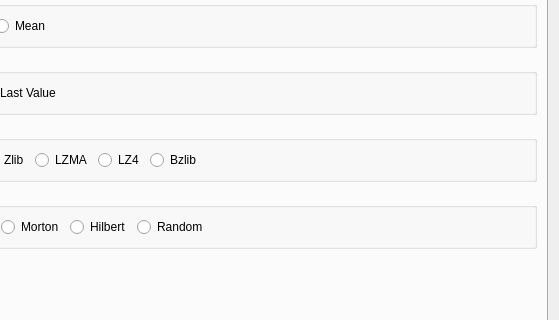
Old version of the form ImageVis3D/UI/UI/SettingsDlg.ui in the repository SCIInstitute/ImageVis3D; both pictures show x 110 to 669 and y 142 to 462 of the 669 by 550 pixel window.
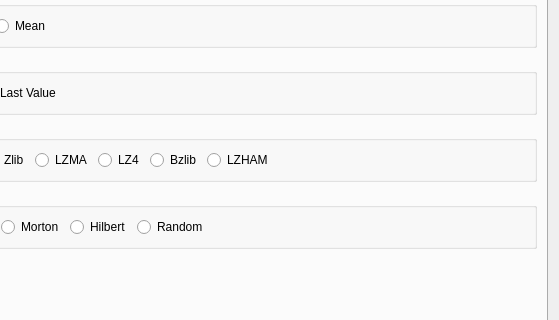
New version of the form. The open tabs and pages were chosen to show the change.

Commit message: added UI for LZHAM compression

What changed in the file:
```diff
--- a/ImageVis3D/UI/UI/SettingsDlg.ui
+++ b/ImageVis3D/UI/UI/SettingsDlg.ui
@@ -577,6 +577,13 @@
             </property>
            </widget>
           </item>
+          <item>
+           <widget class="QRadioButton" name="radioButton_lzhamCompression">
+            <property name="text">
+             <string>LZHAM</string>
+            </property>
+           </widget>
+          </item>
           <item>
            <spacer name="horizontalSpacer_4">
             <property name="orientation">
```
The commit also changes 4 other files.
